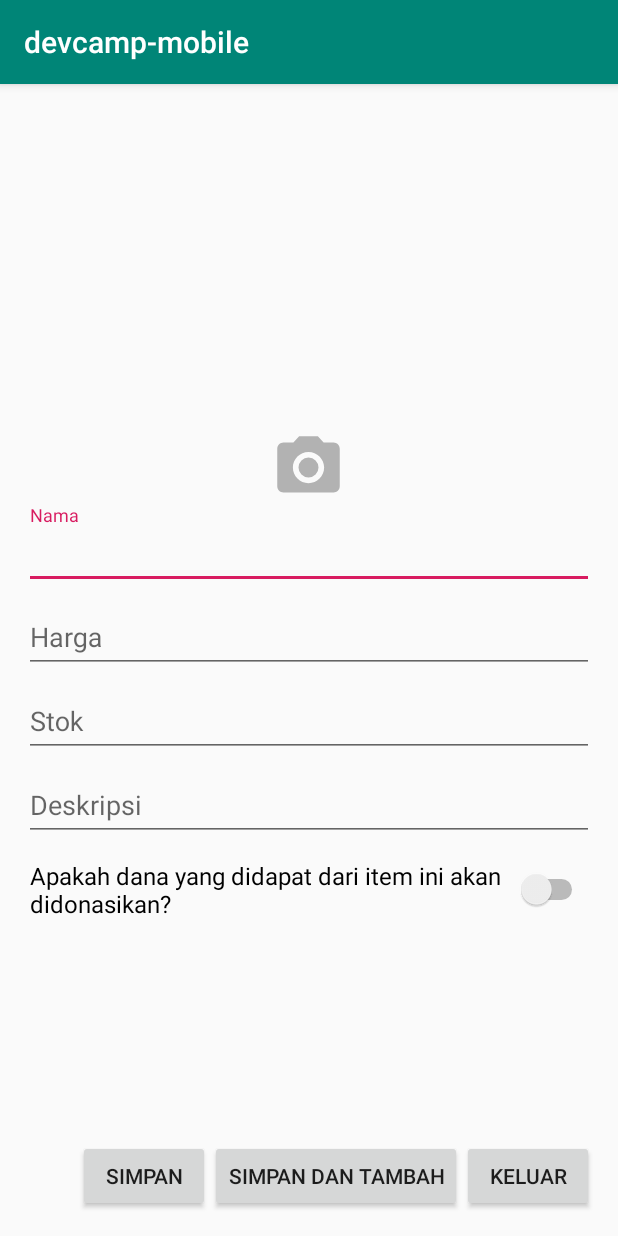
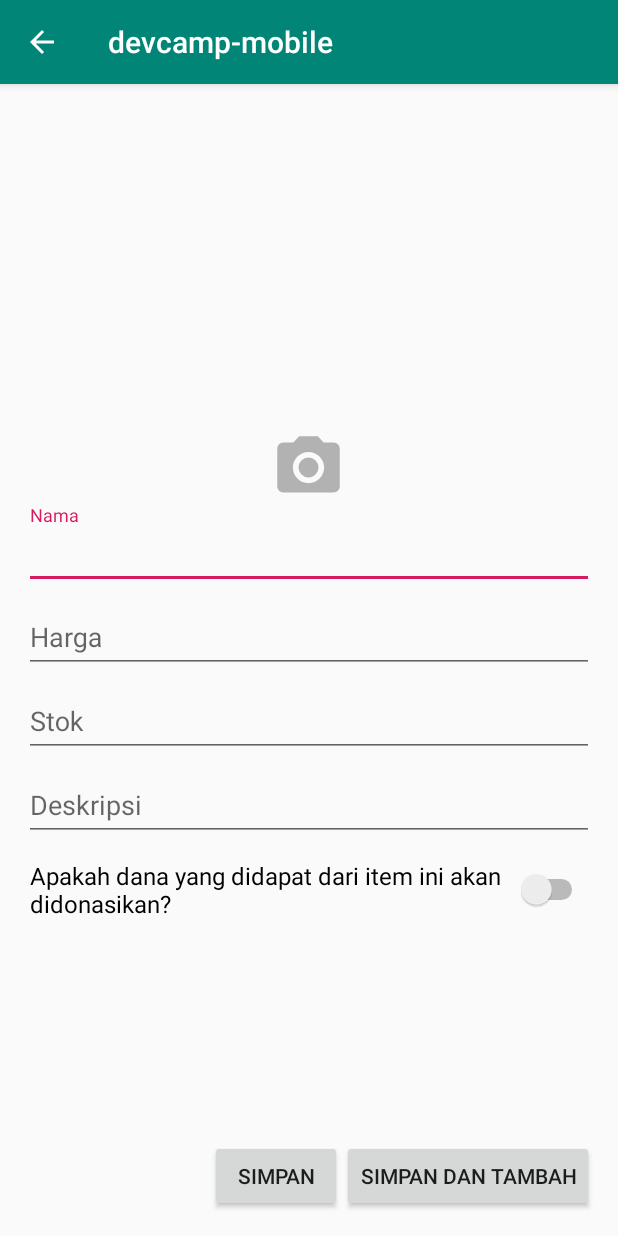
Before and after one commit to fernandochristyanto/devcamp-mobile, an Android app: the AddItemActivity screen opened directly, with no data from a screen before it, on a phone screen of 412 x 824 dp. Run offline under Robolectric (Android 15) with nearby library versions, the phone set to English and light mode, and no system bars; our stand-ins replace RxJava; network calls fail.

Commit message:
Improve ui

```diff
--- a/app/src/main/AndroidManifest.xml
+++ b/app/src/main/AndroidManifest.xml
@@ -12,7 +12,8 @@
         android:theme="@style/AppTheme"
         android:usesCleartextTraffic="true">
 
-        <activity android:name=".module.add_item.AddItemActivity">
+        <activity android:name=".module.add_item.AddItemActivity"
+            android:parentActivityName=".module.main.MainActivity">
 
         </activity>
 
--- a/app/src/main/java/com/devcamp/devcamp_mobile/module/add_item/AddItemActivity.kt
+++ b/app/src/main/java/com/devcamp/devcamp_mobile/module/add_item/AddItemActivity.kt
@@ -33,7 +33,6 @@ class AddItemActivity : AppCompatActivity() {
 
         val btnSimpan: Button = findViewById(R.id.btnSimpan)
         val btnSimpanTambah: Button = findViewById(R.id.btnSimpanTambah)
-        val btnKeluar: Button = findViewById(R.id.btnKeluar)
 
         val txtProductName: TextInputEditText = findViewById(R.id.txtProductNameAddItem)
         val txtPrice: TextInputEditText = findViewById(R.id.txtPriceAddItem)
--- a/app/src/main/res/layout/activity_add_item.xml
+++ b/app/src/main/res/layout/activity_add_item.xml
@@ -1,5 +1,6 @@
 <?xml version="1.0" encoding="utf-8"?>
-<androidx.constraintlayout.widget.ConstraintLayout xmlns:android="http://schemas.android.com/apk/res/android"
+<androidx.constraintlayout.widget.ConstraintLayout
+    xmlns:android="http://schemas.android.com/apk/res/android"
     xmlns:app="http://schemas.android.com/apk/res-auto"
     xmlns:tools="http://schemas.android.com/tools"
     android:id="@+id/linearLayout3"
@@ -23,21 +24,14 @@
             android:layout_width="wrap_content"
             android:layout_height="wrap_content"
             android:shadowColor="#FFFFFF"
-                android:text="Simpan" />
+            android:text="Simpan"/>
 
         <androidx.appcompat.widget.AppCompatButton
             android:id="@+id/btnSimpanTambah"
             android:layout_width="wrap_content"
             android:layout_height="wrap_content"
             android:shadowColor="#FFFFFF"
-                android:text="Simpan dan Tambah" />
-
-        <androidx.appcompat.widget.AppCompatButton
-                android:id="@+id/btnKeluar"
-                android:layout_width="wrap_content"
-                android:layout_height="wrap_content"
-                android:shadowColor="#FFFFFF"
-                android:text="Keluar" />
+            android:text="Simpan dan Tambah"/>
 
     </LinearLayout>
 
@@ -60,7 +54,7 @@
             android:layout_width="50dp"
             android:layout_height="50dp"
             android:background="@drawable/add_image_icon"
-                android:shadowColor="#FFFFFF" />
+            android:shadowColor="#FFFFFF"/>
 
         <com.google.android.material.textfield.TextInputLayout
             android:layout_width="match_parent"
@@ -70,7 +64,7 @@
                 android:id="@+id/txtProductNameAddItem"
                 android:layout_width="match_parent"
                 android:layout_height="wrap_content"
-                    android:hint="Nama" />
+                android:hint="Nama"/>
 
         </com.google.android.material.textfield.TextInputLayout>
 
@@ -83,7 +77,7 @@
                 android:layout_width="match_parent"
                 android:layout_height="wrap_content"
                 android:hint="Harga"
-                    android:inputType="number|numberDecimal" />
+                android:inputType="number|numberDecimal"/>
         </com.google.android.material.textfield.TextInputLayout>
 
         <com.google.android.material.textfield.TextInputLayout
@@ -95,7 +89,7 @@
                 android:layout_width="match_parent"
                 android:layout_height="wrap_content"
                 android:hint="Stok"
-                    android:inputType="number" />
+                android:inputType="number"/>
         </com.google.android.material.textfield.TextInputLayout>
 
         <com.google.android.material.textfield.TextInputLayout
@@ -108,7 +102,7 @@
                 android:layout_height="wrap_content"
                 android:hint="Deskripsi"
                 android:inputType="textMultiLine"
-                    android:singleLine="false" />
+                android:singleLine="false"/>
 
 
         </com.google.android.material.textfield.TextInputLayout>
@@ -120,12 +114,16 @@
             android:paddingHorizontal="4dp"
             android:paddingVertical="12dp"
             android:text="Apakah dana yang didapat dari item ini akan didonasikan?"
-                android:textSize="16dp" />
+            android:textSize="16dp"/>
 
-        <Spinner android:layout_width="match_parent" android:layout_height="wrap_content"
+        <Spinner
+            android:id="@+id/spinnerLembaga"
+            android:layout_width="match_parent"
 
-            android:entries="@array/german_familienname" android:gravity="center"
-                 android:visibility="gone" android:id="@+id/spinnerLembaga"
+            android:layout_height="wrap_content"
+            android:entries="@array/german_familienname"
+            android:gravity="center"
+            android:visibility="gone"
             ></Spinner>
 
     </LinearLayout>
--- a/app/src/main/res/layout/fragment_userprofile.xml
+++ b/app/src/main/res/layout/fragment_userprofile.xml
@@ -29,7 +29,8 @@
         android:layout_width="match_parent"
         android:layout_height="wrap_content"
         android:layout_marginTop="10dp"
-        android:text="Your Garage Sales"
+        android:textColor="@android:color/white"
+        android:text="Garage Sales"
         android:backgroundTint="@color/tokpedgreen"
         />
     <View
```
Also changed, not shown: app/src/main/java/com/devcamp/devcamp_mobile/module/my_products/MyProductsActivity.kt (+9 -0 lines). Lines whose indentation alone changed are shown as unchanged.
